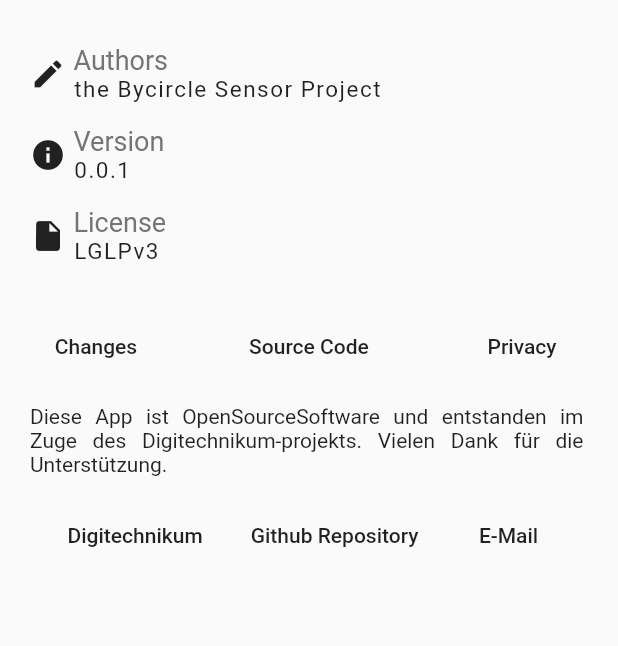
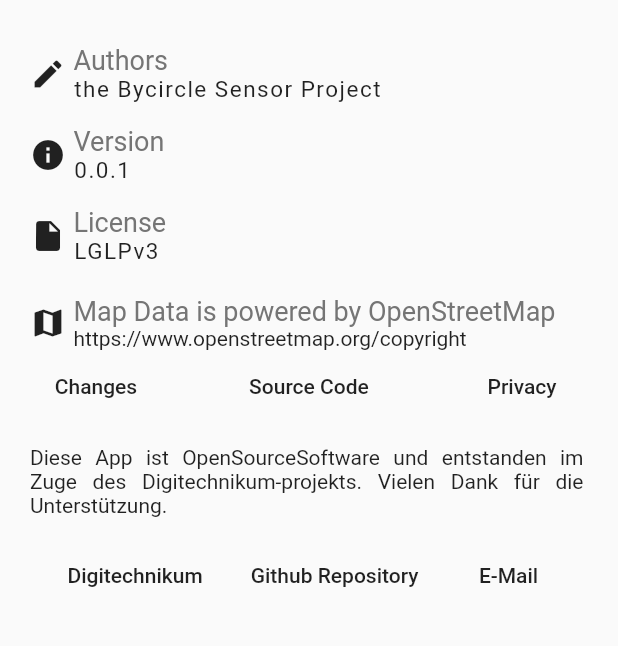
Before and after one commit to pascalboehler/Bycicle-Sensor-Project, a Flutter app: the about screen opened directly, on a phone screen of 412 x 824 dp, the part 449-1095 px from its top. Run offline on Flutter 3.47's test engine with Material 2 defaults, Android fonts, the phone set to English and light mode, and no system bars; our stand-ins replace flutter_bluetooth_serial, flutter_map, latlong, location; statements that could not run were skipped.

Commit message:
added MapData copyright

```diff
--- a/app/digiroad/lib/about.dart
+++ b/app/digiroad/lib/about.dart
@@ -1,4 +1,5 @@
 import 'package:flutter/material.dart';
+import 'package:flutter/widgets.dart';
 import 'package:url_launcher/url_launcher.dart';
 
 class about extends StatefulWidget {
@@ -120,7 +121,23 @@ class _aboutState extends State<about> {
                     ),
                   ],
                 ),
-                SizedBox(height: 30),
+                SizedBox(height: 20),
+                Row(
+                  children: <Widget>[
+                    Icon(Icons.map),
+                    SizedBox(width: 5.0),
+                    Column(
+                      crossAxisAlignment: CrossAxisAlignment.start,
+                      children: <Widget>[
+                        Text('Map Data is powered by OpenStreetMap', style: TextStyle(fontSize: 18, color: Colors.grey[600]),),
+                        new InkWell(
+                          child: new Text('https://www.openstreetmap.org/copyright'),
+                          onTap: () => _launchInBrowser('https://www.openstreetmap.org/copyright'),
+                        )
+                      ],
+                    ),
+                  ],
+                ),
                 Row(
                   mainAxisAlignment: MainAxisAlignment.spaceBetween,
                   children: <Widget>[
```
